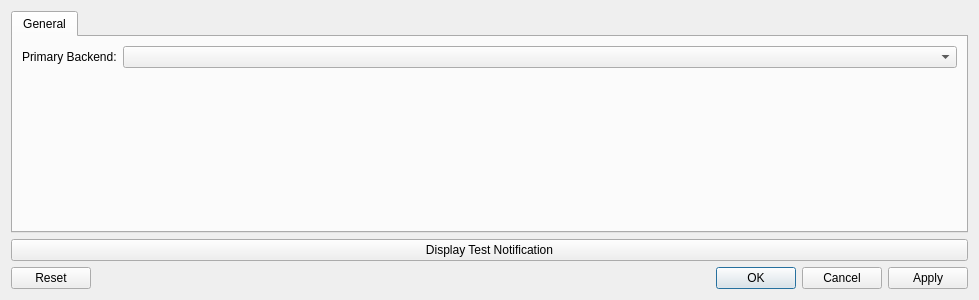
The window that src/core/settingsdialog.ui (baohaojun/system-config) describes before a commit, drawn with Qt 5.
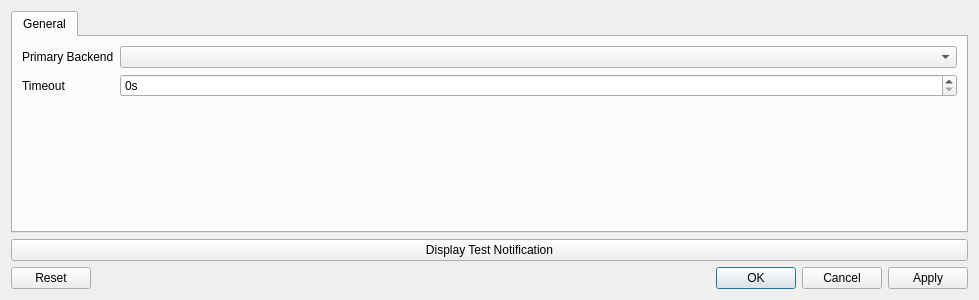
The same window after the commit. Icons and pictures are not drawn.

Commit message: add timeout to settings

Patch:
```diff
--- a/src/core/settingsdialog.ui
+++ b/src/core/settingsdialog.ui
@@ -39,13 +39,27 @@
          <property name="fieldGrowthPolicy">
           <enum>QFormLayout::AllNonFixedFieldsGrow</enum>
          </property>
-         <item row="0" column="1">
-          <widget class="QComboBox" name="primaryBackendComboBox"/>
-         </item>
          <item row="0" column="0">
           <widget class="QLabel" name="primaryBackendLabel">
            <property name="text">
-            <string>Primary Backend:</string>
+            <string>Primary Backend</string>
+           </property>
+          </widget>
+         </item>
+         <item row="0" column="1">
+          <widget class="QComboBox" name="primaryBackendComboBox"/>
+         </item>
+         <item row="1" column="0">
+          <widget class="QLabel" name="timeoutLabel">
+           <property name="text">
+            <string>Timeout</string>
+           </property>
+          </widget>
+         </item>
+         <item row="1" column="1">
+          <widget class="QSpinBox" name="timeoutSpinBox">
+           <property name="suffix">
+            <string>s</string>
            </property>
           </widget>
          </item>
```
The commit also changes 5 other files.
